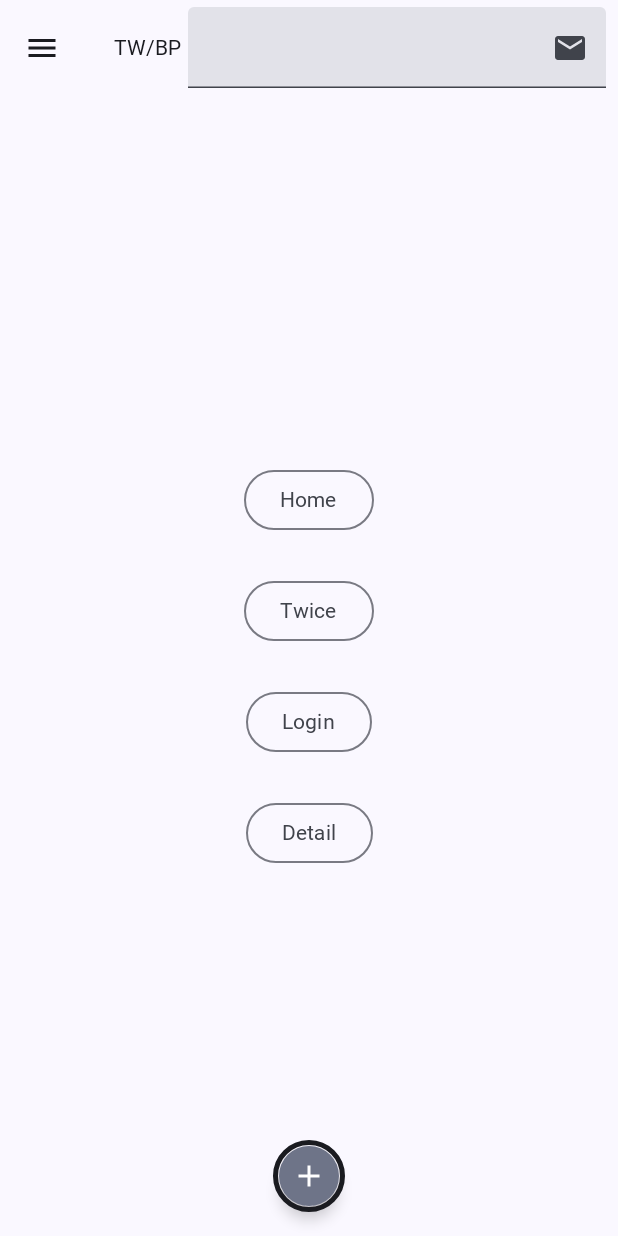
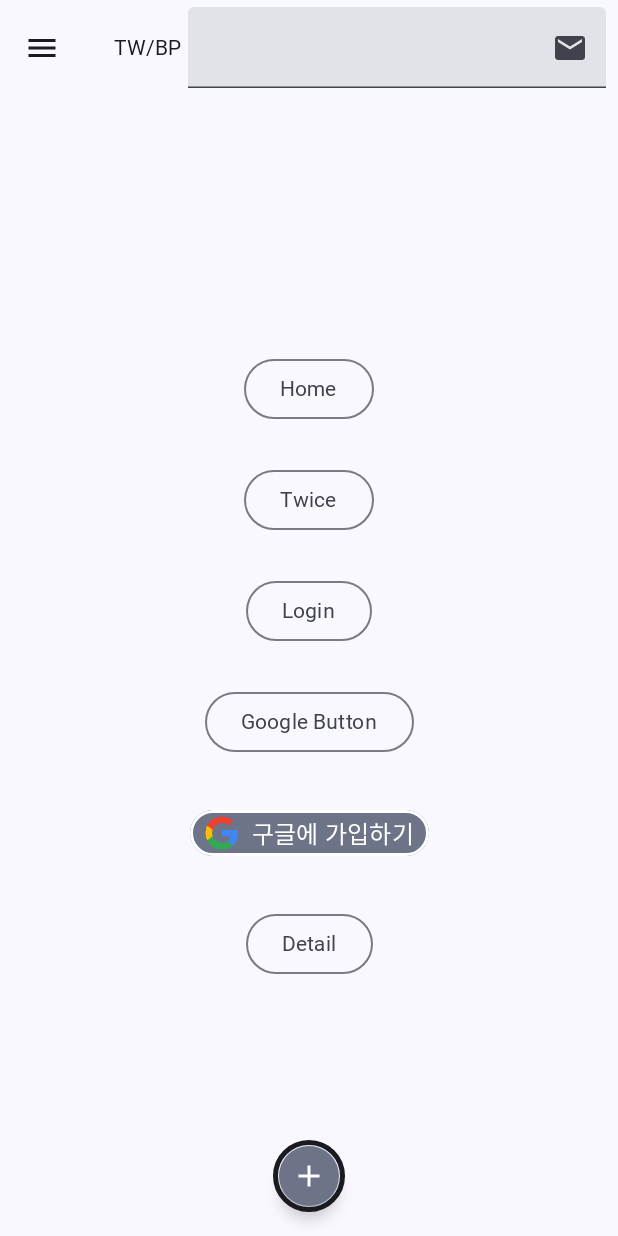
Before and after one commit to slow333/android-components-viewmodel-navigator, an Android app built with Jetpack Compose: the screen it shows after launch (MainActivity), on a phone screen of 412 x 824 dp. Run offline under Robolectric (Android 15) with nearby library versions, the phone set to English and light mode, and no system bars; Roboto replaces fonts that are not available here.

Commit message:
submit button animateContentSize/tween,hosting onclick, arguments setting etc

```diff
--- a/app/src/main/java/kr/logcenter/restart/NavGraph.kt
+++ b/app/src/main/java/kr/logcenter/restart/NavGraph.kt
@@ -8,6 +8,7 @@ import androidx.navigation.compose.NavHost
 import androidx.navigation.compose.composable
 import androidx.navigation.navArgument
 import kr.logcenter.restart.components.Detail
+import kr.logcenter.restart.components.GoogleButton
 import kr.logcenter.restart.components.HomeScreen
 import kr.logcenter.restart.components.Login
 import kr.logcenter.restart.components.TwiceCardList
@@ -20,6 +21,7 @@ fun SetupNavGraph( navController: NavHostController
       composable(route = Screen.Home.route ) { HomeScreen(navController) }
       composable(route = Screen.Login.route ) { Login(navController) }
       composable(route = Screen.Blackpink.route ) { TwiceCardList(twiceList, navController) }
+      composable(route = Screen.GoogleBtn.route ) { GoogleButton(onClick = { null }) }
       composable(route = Screen.Detail.route,
          arguments = listOf(
             navArgument(DETAIL_ARG_KEY) { type = NavType.IntType },
--- a/app/src/main/java/kr/logcenter/restart/Screen.kt
+++ b/app/src/main/java/kr/logcenter/restart/Screen.kt
@@ -7,6 +7,7 @@ sealed class Screen(val route: String) {
    object Home : Screen(route = "home_screen")
    object Login : Screen(route = "login_screen")
    object Blackpink : Screen(route = "blackpink_screen")
+   object GoogleBtn : Screen(route = "google_button")
    object Detail : Screen(route = "detail_screen?id={$DETAIL_ARG_KEY}&name={$DETAIL_ARG_NAME}") {
 //   object Detail : Screen(route = "detail_screen/{$DETAIL_ARG_KEY}/${DETAIL_ARG_NAME}") {
 /*      fun passId(id: Int): String {
--- a/app/src/main/java/kr/logcenter/restart/components/GoogleButton.kt
+++ b/app/src/main/java/kr/logcenter/restart/components/GoogleButton.kt
@@ -1,8 +1,90 @@
 package kr.logcenter.restart.components
 
+import android.graphics.drawable.shapes.Shape
+import androidx.compose.animation.animateContentSize
+import androidx.compose.animation.core.Easing
+import androidx.compose.animation.core.FastOutLinearInEasing
+import androidx.compose.animation.core.animateDpAsState
+import androidx.compose.animation.core.tween
+import androidx.compose.foundation.BorderStroke
+import androidx.compose.foundation.layout.Arrangement
+import androidx.compose.foundation.layout.Row
+import androidx.compose.foundation.layout.Spacer
+import androidx.compose.foundation.layout.height
+import androidx.compose.foundation.layout.padding
+import androidx.compose.foundation.layout.size
+import androidx.compose.foundation.layout.width
+import androidx.compose.foundation.shape.CornerBasedShape
+import androidx.compose.material3.CircularProgressIndicator
+import androidx.compose.material3.ExperimentalMaterial3Api
+import androidx.compose.material3.Icon
+import androidx.compose.material3.MaterialTheme
+import androidx.compose.material3.Surface
+import androidx.compose.material3.Text
 import androidx.compose.runtime.Composable
+import androidx.compose.runtime.getValue
+import androidx.compose.runtime.mutableStateOf
+import androidx.compose.runtime.remember
+import androidx.compose.runtime.setValue
+import androidx.compose.ui.Alignment
+import androidx.compose.ui.Modifier
+import androidx.compose.ui.graphics.Color
+import androidx.compose.ui.graphics.painter.Painter
+import androidx.compose.ui.res.painterResource
+import androidx.compose.ui.unit.Dp
+import androidx.compose.ui.unit.dp
+import kr.logcenter.restart.R
+import kr.logcenter.restart.ui.theme.replyShapes
 
+@OptIn(ExperimentalMaterial3Api::class)
 @Composable
-fun GoogleButton() {
+fun GoogleButton(
+   text: String = "구글에 가입하기",
+   loadingText: String = "구글에 가입하는 중...",
+   google_icon : Painter = painterResource(id = R.drawable.google__g__logo_svg),
+   space: Dp = 4.dp,
+   shape: CornerBasedShape = replyShapes.large,
+   borderColor: Color = MaterialTheme.colorScheme.onSecondary,
+   surfaceColor: Color = MaterialTheme.colorScheme.secondaryContainer,
+   circularIndicatorColor: Color = MaterialTheme.colorScheme.primary,
+   onClick : () -> Unit
+) {
 
+   var clicked by remember { mutableStateOf(false) }
+
+   Surface(
+      onClick = { clicked = !clicked},
+      color = surfaceColor,
+      border = BorderStroke(2.dp, color = borderColor),
+      shape = shape
+   ) {
+      Row(modifier = Modifier
+         .padding(horizontal = 9.dp, vertical = 3.dp)
+         .animateContentSize(
+            animationSpec = tween(
+               durationMillis = 400,
+               easing = FastOutLinearInEasing
+            )
+         ),
+         horizontalArrangement = Arrangement.Center,
+         verticalAlignment = Alignment.CenterVertically) {
+         Icon(
+            google_icon,
+            contentDescription = "g icon",
+            modifier = Modifier.size(24.dp),
+            tint = Color.Unspecified
+         )
+         Spacer(modifier = Modifier.padding(horizontal = space))
+         Text(text = if(clicked) loadingText else text)
+
+         if(clicked) {
+            Spacer(modifier = Modifier.padding(horizontal = space))
+            CircularProgressIndicator(
+               modifier = Modifier.size(24.dp),
+               color = circularIndicatorColor
+            )
+         }
+         onClick()
+      }
+   }
 }
--- a/app/src/main/java/kr/logcenter/restart/components/HomeScreen.kt
+++ b/app/src/main/java/kr/logcenter/restart/components/HomeScreen.kt
@@ -1,5 +1,6 @@
 package kr.logcenter.restart.components
 
+import android.util.Log
 import androidx.compose.foundation.background
 import androidx.compose.foundation.clickable
 import androidx.compose.foundation.layout.Arrangement
@@ -23,7 +24,8 @@ fun HomeScreen(navController: NavController) {
 
    ScaffoldTwice(navController = navController) {
       Column(
-         modifier = Modifier.fillMaxSize()
+         modifier = Modifier
+            .fillMaxSize()
             .background(MaterialTheme.colorScheme.surface),
          verticalArrangement = Arrangement.spacedBy(26.dp, alignment = Alignment.CenterVertically),
          horizontalAlignment = Alignment.CenterHorizontally
@@ -31,28 +33,25 @@ fun HomeScreen(navController: NavController) {
          OutlinedButton(onClick = { navController.navigate(route = Screen.Home.route){
             popUpTo(Screen.Home.route) {inclusive = true}
          } },
-         ) {
-            Text(text = "Home")
-         }
+         ) { Text(text = "Home") }
          OutlinedButton(onClick = { navController.navigate(route = Screen.Blackpink.route){
             popUpTo(Screen.Blackpink.route) {inclusive = true}
          } },
-         ) {
-            Text(text = "Twice")
-         }
+         ) { Text(text = "Twice") }
          OutlinedButton(onClick = { navController.navigate(route = Screen.Login.route){
-            popUpTo(Screen.Login.route) {inclusive = true}
-         } },
-         ) {
-            Text(text = "Login")
-         }
+            popUpTo(Screen.Login.route) {inclusive = true} } },
+         ) { Text(text = "Login") }
+         OutlinedButton(onClick = { navController.navigate(route = Screen.GoogleBtn.route){
+            popUpTo(Screen.GoogleBtn.route) {inclusive = true} } },
+         ) { Text(text = "Google Button") }
+         GoogleButton(onClick = {
+            Log.d("구글버튼", "Clicked by google 버튼")
+         })
          OutlinedButton(
             onClick = {
                navController.navigate(route = Screen.Detail.passIdAndName(21, "twice"))
             },
-         ) {
-            Text(text = "Detail")
-         }
+         ) { Text(text = "Detail") }
       }
 
 
--- /dev/null
+++ b/app/src/main/java/kr/logcenter/restart/ui/theme/Shapes.kt
@@ -0,0 +1,13 @@
+package kr.logcenter.restart.ui.theme
+
+import androidx.compose.foundation.shape.RoundedCornerShape
+import androidx.compose.material3.Shapes
+import androidx.compose.ui.unit.dp
+
+val replyShapes = Shapes(
+   extraSmall = RoundedCornerShape(4.dp),
+   small = RoundedCornerShape(8.dp),
+   medium = RoundedCornerShape(12.dp),
+   large = RoundedCornerShape(16.dp),
+   extraLarge = RoundedCornerShape(24.dp)
+)
--- a/app/src/main/java/kr/logcenter/restart/ui/theme/Theme.kt
+++ b/app/src/main/java/kr/logcenter/restart/ui/theme/Theme.kt
@@ -107,6 +107,7 @@ fun RestartTheme(
    MaterialTheme(
       colorScheme = colorScheme,
       typography = replyTypography,
-      content = content
+      content = content,
+      shapes = replyShapes
    )
 }
```
Also changed, not shown: app/src/main/res/drawable/google__g__logo_svg.png (added).
